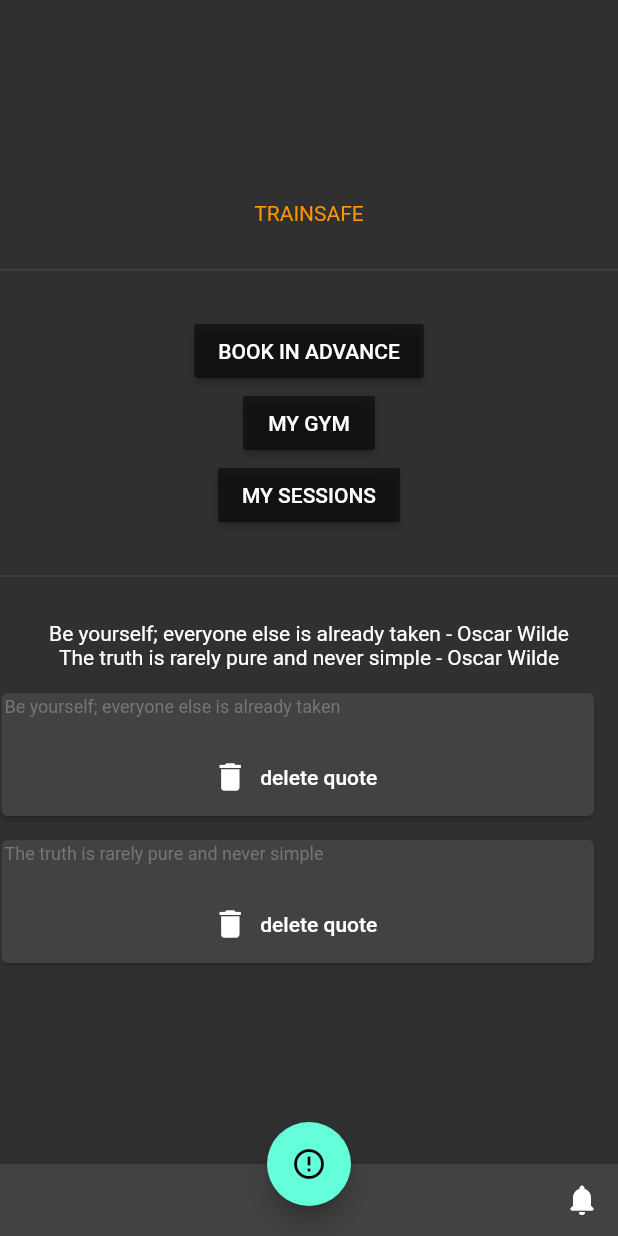
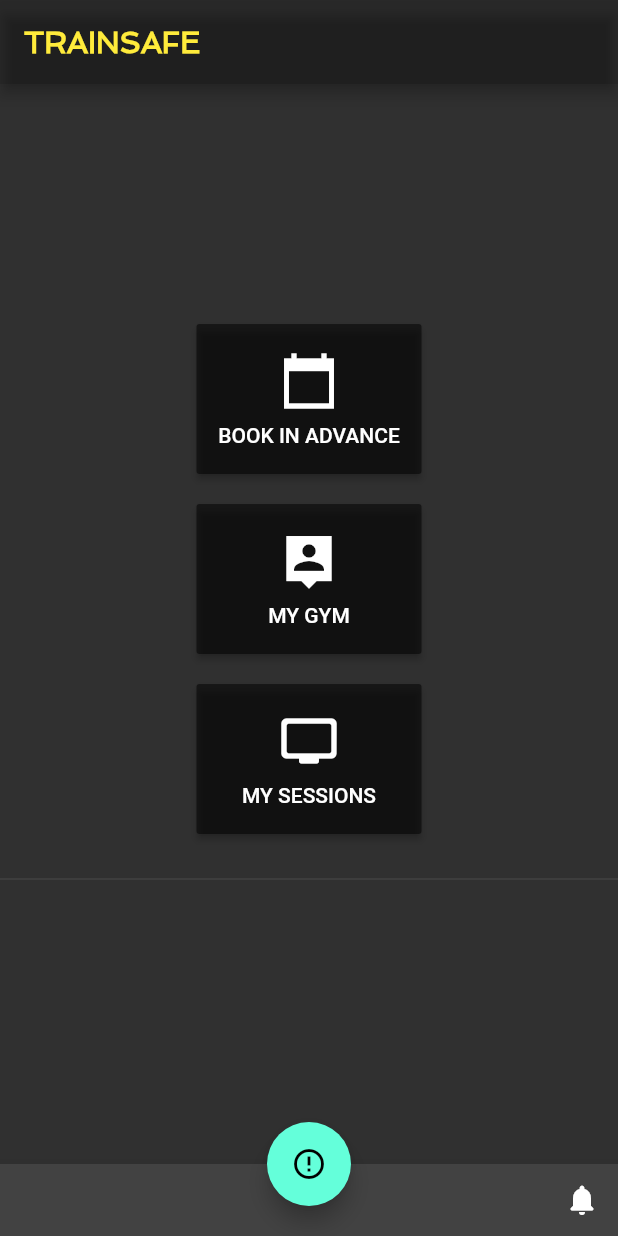
Before and after one commit to BernardoFaria/CCU, a Flutter app: the screen it shows after launch, on a phone screen of 412 x 824 dp. Run offline on Flutter 3.47's test engine with Material 2 defaults, Android fonts, the phone set to English and light mode, and no system bars.

Commit message:
Changing main buttons

```diff
--- a/lib/main.dart
+++ b/lib/main.dart
@@ -1,6 +1,7 @@
 import 'dart:collection';
 
 import 'package:flutter/material.dart';
+// import MyFlutterApp from '../icons/my_flutter-app_icons.dart';
 import 'quote.dart';
 import 'quote_card.dart';
 
@@ -29,62 +30,100 @@ class Home extends State<NinjaCard> {
   @override
   Widget build(BuildContext context) {
     return Scaffold(
+      appBar: AppBar(
+        title: RichText(
+          text: TextSpan(
+            text: 'TRAINSAFE',
+            style: TextStyle(
+              fontFamily: 'Spinnaker-Regular',
+              fontWeight: FontWeight.bold,
+              color: Colors.yellow,
+              fontSize: 20,
+            ),
+          ),
+        ),
+        backgroundColor: Colors.black.withOpacity(0.1),
+      ),
       body: Center(
         child: Column(
           mainAxisAlignment: MainAxisAlignment.center,
           children: <Widget>[
-            Text(
-              "TRAINSAFE",
-              style: TextStyle(
-                color: Colors.orange
+            Container(
+              width: 150.0,
+              height: 100.0,
+              child: RaisedButton(
+                color: Colors.black.withOpacity(0.5),
+                onPressed: () {
+                  // Respond to button press
+                },
+                padding: EdgeInsets.all(10.0),
+                child: Column(
+                  mainAxisAlignment: MainAxisAlignment.spaceEvenly,
+                  children: <Widget>[
+                    Icon(Icons.calendar_today_sharp, color: Colors.white, size: 40),
+                    Text('BOOK IN ADVANCE'),// style: TextStyle(color: Colors.white),),
+                  ],
+                ),
+                // child: Text("BOOK IN ADVANCE"),
+              ),
+              // child: Icon(MyFlutterApp),
+            ),
+            SizedBox(height: 20),
+            Container(
+              width: 150.0,
+              height: 100.0,
+              child: RaisedButton(
+                color: Colors.black.withOpacity(0.5),
+                onPressed: () {
+                  // Respond to button press
+                },
+                padding: EdgeInsets.all(10.0),
+                child: Column(
+                  mainAxisAlignment: MainAxisAlignment.spaceEvenly,
+                  children: <Widget>[
+                    Icon(Icons.person_pin_sharp, color: Colors.white, size: 40),
+                    Text('MY GYM'),// style: TextStyle(color: Colors.white),),
+                  ],
+                ),
+                // child: Text("MY GYM"),
+              ),
+            ),
+            SizedBox(height: 20),
+            Container(
+              width: 150.0,
+              height: 100.0,
+              child: RaisedButton(
+                color: Colors.black.withOpacity(0.5),
+                onPressed: () {
+                  // Respond to button press
+                },
+                padding: EdgeInsets.all(10.0),
+                child: Column(
+                  mainAxisAlignment: MainAxisAlignment.spaceEvenly,
+                  children: <Widget>[
+                    Icon(Icons.personal_video_rounded, color: Colors.white, size: 40),
+                    Text('MY SESSIONS'),// style: TextStyle(color: Colors.white),),
+                  ],
+                ),
+                // child: Text("MY SESSIONS"),
               ),
             ),
             Divider(
               height: 60.0,
             ),
-            Container(
-              child: RaisedButton(
-                color: Colors.black.withOpacity(0.5),
-                onPressed: () {
-                  // Respond to button press
-                },
-                child: Text("BOOK IN ADVANCE"),
-              ),
-            ),
-            Container(
-              child: RaisedButton(
-                color: Colors.black.withOpacity(0.5),
-                onPressed: () {
-                  // Respond to button press
-                },
-                child: Text("MY GYM"),
-              ),
-            ),
-            Container(
-              child: RaisedButton(
-                color: Colors.black.withOpacity(0.5),
-                onPressed: () {
-                  // Respond to button press
-                },
-                child: Text("MY SESSIONS"),
-              ),
-            ),
-            Divider(
-              height: 60.0,
-            ),
-            Column(
-              children: quotes.map((quote) => Text('${quote.text} - ${quote.author}')).toList(),
-            ),
-            Column(
-              children: quotes.map((quote) => QuoteCard(
-                quote: quote,
-                delete: (){
-                  setState(() {
-                    quotes.remove(quote);
-                  });
-                }
-              )).toList(),
-            ),
+            // Column(
+            //   children: quotes.map((quote) => Text('${quote.text} - ${quote.author}')).toList(),
+            // ),
+            // Column(
+            //   children: quotes.map((quote) => QuoteCard(
+            //     quote: quote,
+            //     delete: (){
+            //       setState(() {
+            //         quotes.remove(quote);
+            //       });
+            //     }
+            //   )).toList(),
+            // ),
           ],
         ),
       ),
```
